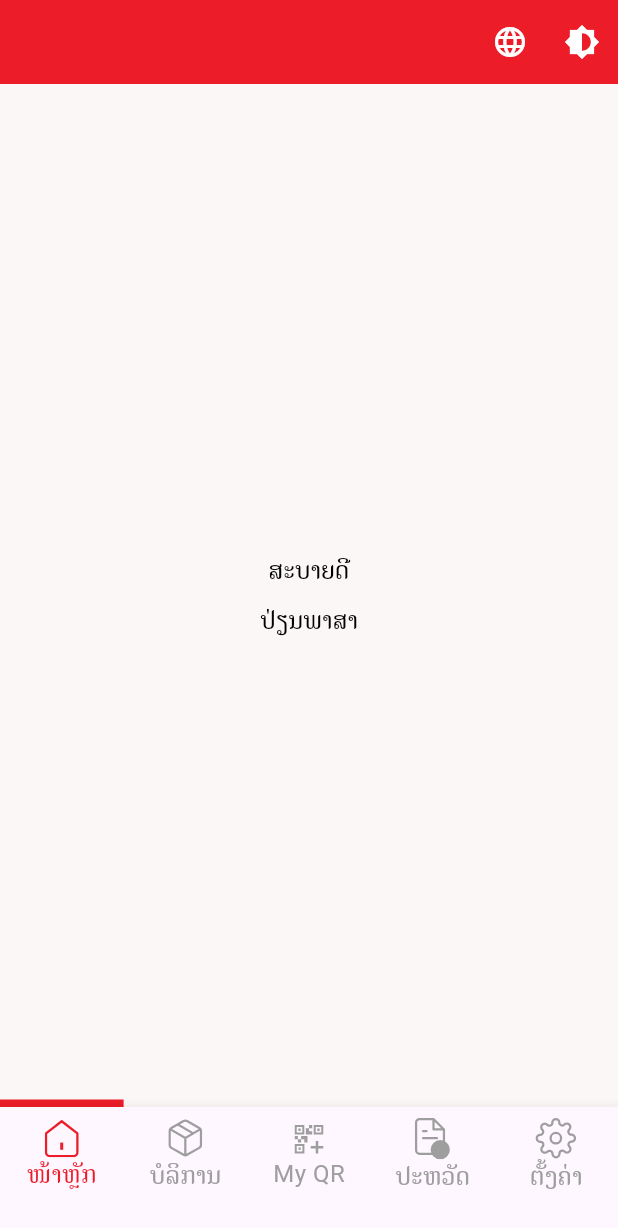
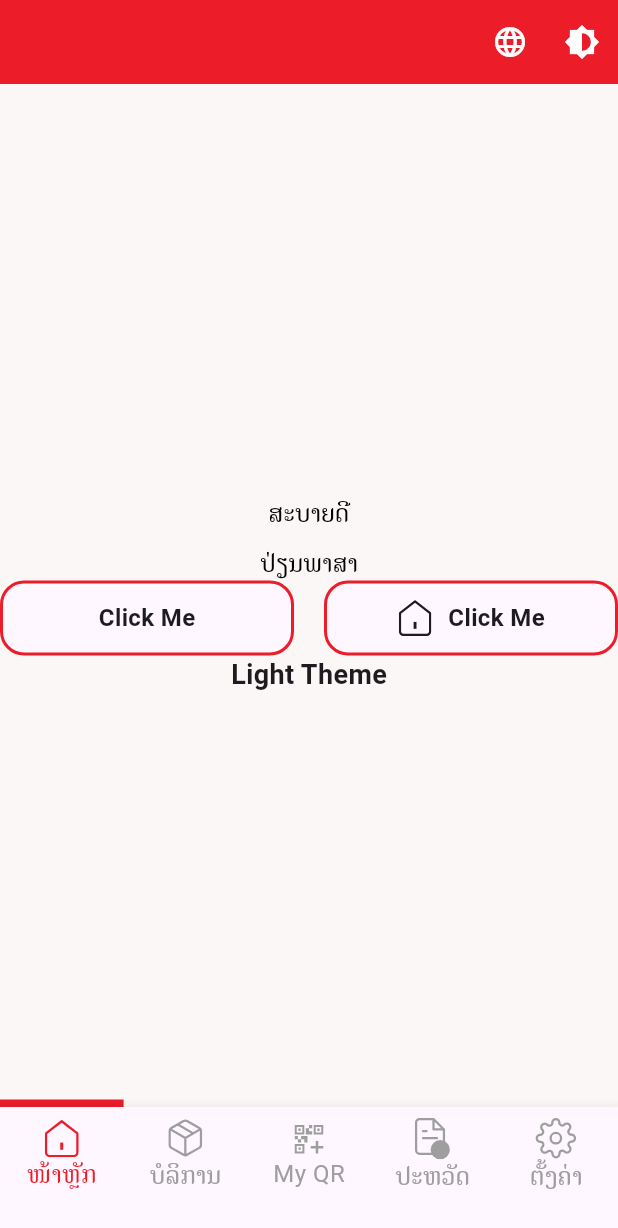
Before and after one commit to aoypsk8/super_app, a Flutter app: the screen it shows after launch, on a phone screen of 412 x 824 dp. Shown: the top 1228 px of the screen. Run offline on Flutter 3.47's test engine with Material 3 defaults, Android fonts, the phone set to English and light mode, and no system bars; our stand-ins replace flutter_svg, get, get_storage, google_fonts, sizer.

Commit message:
check status theme mode light or dark

```diff
--- a/lib/home_screen.dart
+++ b/lib/home_screen.dart
@@ -3,6 +3,7 @@ import 'package:get/get.dart';
 import 'package:sizer/sizer.dart';
 import 'package:super_app/services/theme_service.dart';
 import 'package:super_app/services/language_service.dart';
+import 'package:super_app/widget/button.dart';
 import 'package:super_app/widget/textfont.dart';
 
 class HomeScreen extends StatelessWidget {
@@ -11,6 +12,7 @@ class HomeScreen extends StatelessWidget {
   @override
   Widget build(BuildContext context) {
     final themeService = Get.find<ThemeService>();
+
     Get.find<LanguageService>(); // Ensure we load language service
 
     return Scaffold(
@@ -35,6 +37,43 @@ class HomeScreen extends StatelessWidget {
             TextFont(text: 'hello'),
             SizedBox(height: 10),
             TextFont(text: 'change_language'),
+            Row(
+              mainAxisAlignment: MainAxisAlignment.spaceAround,
+              children: [
+                Expanded(
+                  child: CustomButton(
+                    title: 'Click Me',
+                    // svgPath: 'assets/icons/ic_home.svg', // Replace with your SVG path
+                    // backgroundColor: Colors.white,
+                    // borderColor: Colors.blue,
+                    // width: double.infinity,
+                    onPressed: () {
+                      print('objectssss');
+                    },
+                  ),
+                ),
+                SizedBox(width: 20),
+                Expanded(
+                  child: CustomButton(
+                    title: 'Click Me',
+                    svgPath: 'assets/icons/ic_home.svg', // Replace with your SVG path
+                    // backgroundColor: Colors.white,
+                    // borderColor: Colors.blue, width: Get.width / 2.5,
+                    onPressed: () {
+                      print('objectssss');
+                    },
+                  ),
+                ),
+              ],
+            ),
+            Text(
+              themeService.isDarkMode ? 'Dark Theme' : 'Light Theme',
+              style: TextStyle(
+                fontSize: 18,
+                fontWeight: FontWeight.bold,
+                color: Theme.of(context).textTheme.labelLarge?.color,
+              ),
+            )
           ],
         ),
       ),
--- a/lib/services/theme_service.dart
+++ b/lib/services/theme_service.dart
@@ -12,6 +12,11 @@ class ThemeService extends GetxService {
     return isDarkMode ? ThemeMode.dark : ThemeMode.light;
   }
 
+  // Check if the current theme is dark
+  bool get isDarkMode {
+    return theme == ThemeMode.dark;
+  }
+
   // Toggle theme and save to storage
   void toggleTheme() {
     bool isDarkMode = theme == ThemeMode.dark;
--- a/lib/themes/dark_theme.dart
+++ b/lib/themes/dark_theme.dart
@@ -2,14 +2,14 @@ import 'package:flutter/material.dart';
 
 final ThemeData darkTheme = ThemeData.light().copyWith(
   scaffoldBackgroundColor: const Color(0xFFFFBF7F6),
-  primaryColor: Colors.teal,
+  primaryColor: const Color(0xFFFBD021),
   appBarTheme: AppBarTheme(
     color: const Color(0xFFFBD021),
     iconTheme: const IconThemeData(color: Colors.black),
   ),
 
   colorScheme: const ColorScheme.light(
-    primary: Colors.black, // Active color
+    primary: Colors.black,
   ),
   unselectedWidgetColor: Colors.grey.shade600, // Inactive color
 
--- /dev/null
+++ b/lib/widget/button.dart
@@ -0,0 +1,64 @@
+import 'package:flutter/material.dart';
+import 'package:flutter_svg/flutter_svg.dart';
+
+class CustomButton extends StatelessWidget {
+  final String title;
+  final String svgPath;
+  final double borderRadius;
+  final double width;
+  final double height;
+  final VoidCallback onPressed;
+
+  const CustomButton({
+    Key? key,
+    required this.title,
+    this.svgPath = '',
+    this.borderRadius = 16.0,
+    this.width = 150.0,
+    this.height = 50.0,
+    required this.onPressed,
+  }) : super(key: key);
+
+  @override
+  Widget build(BuildContext context) {
+    // Use Theme.of(context) to get dynamic theme colors
+    final backgroundColor = Theme.of(context).cardColor;
+    final borderColor = Theme.of(context).primaryColor;
+    final textColor = Theme.of(context).textTheme.bodyLarge?.color ?? Colors.black;
+
+    return InkWell(
+      onTap: onPressed,
+      borderRadius: BorderRadius.circular(borderRadius),
+      child: Container(
+        width: width,
+        height: height,
+        decoration: BoxDecoration(
+          color: backgroundColor,
+          border: Border.all(color: borderColor, width: 2.0),
+          borderRadius: BorderRadius.circular(borderRadius),
+        ),
+        child: Row(
+          mainAxisAlignment: MainAxisAlignment.center,
+          children: [
+            if (svgPath.isNotEmpty)
+              SvgPicture.asset(
+                svgPath,
+                width: 24.0,
+                height: 24.0,
+                color: textColor,
+              ),
+            if (svgPath.isNotEmpty) const SizedBox(width: 10),
+            Text(
+              title,
+              style: TextStyle(
+                color: textColor,
+                fontWeight: FontWeight.bold,
+                fontSize: 16.0,
+              ),
+            ),
+          ],
+        ),
+      ),
+    );
+  }
+}
```
